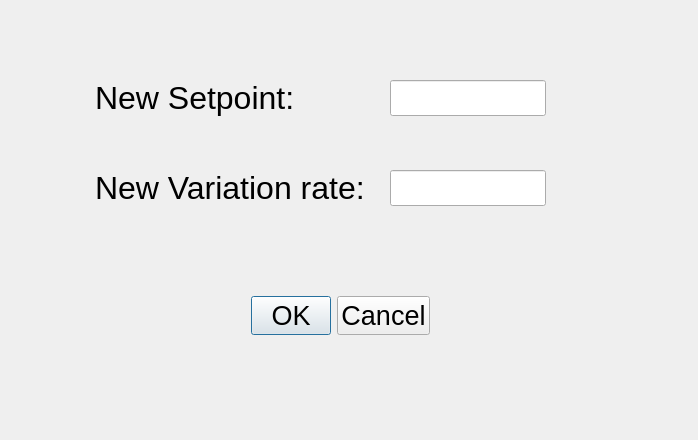
StokeDude18/m_monitron, file m_monitron_0_0/edit_lecture.ui: the form before one commit.
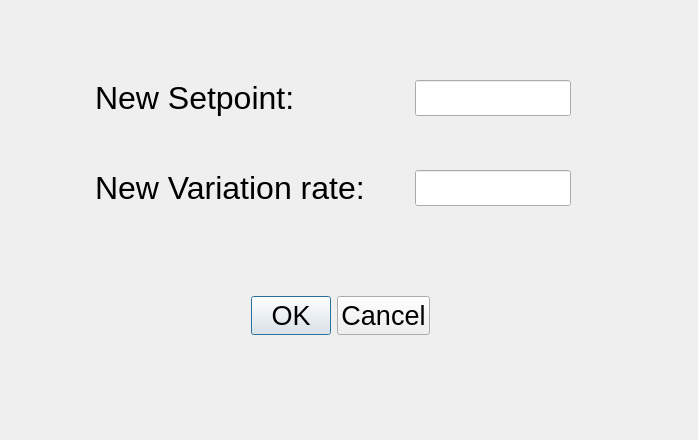
The form after the commit.

Patch:
```diff
--- a/m_monitron_0_0/edit_lecture.ui
+++ b/m_monitron_0_0/edit_lecture.ui
@@ -18,7 +18,7 @@
     <rect>
      <x>95</x>
      <y>80</y>
-     <width>216</width>
+     <width>231</width>
      <height>36</height>
     </rect>
    </property>
@@ -34,7 +34,7 @@
   <widget class="QLineEdit" name="tb_new_var_rate">
    <property name="geometry">
     <rect>
-     <x>390</x>
+     <x>415</x>
      <y>170</y>
      <width>156</width>
      <height>36</height>
@@ -73,12 +73,17 @@
   <widget class="QLineEdit" name="tb_new_setpoint">
    <property name="geometry">
     <rect>
-     <x>390</x>
+     <x>415</x>
      <y>80</y>
      <width>156</width>
      <height>36</height>
     </rect>
    </property>
+   <property name="font">
+    <font>
+     <pointsize>20</pointsize>
+    </font>
+   </property>
    <property name="inputMethodHints">
     <set>Qt::ImhNone</set>
    </property>
@@ -91,7 +96,7 @@
     <rect>
      <x>95</x>
      <y>170</y>
-     <width>291</width>
+     <width>311</width>
      <height>36</height>
     </rect>
    </property>
```
Left out of the diff: 2 changed lines with no effect on the pictures.
